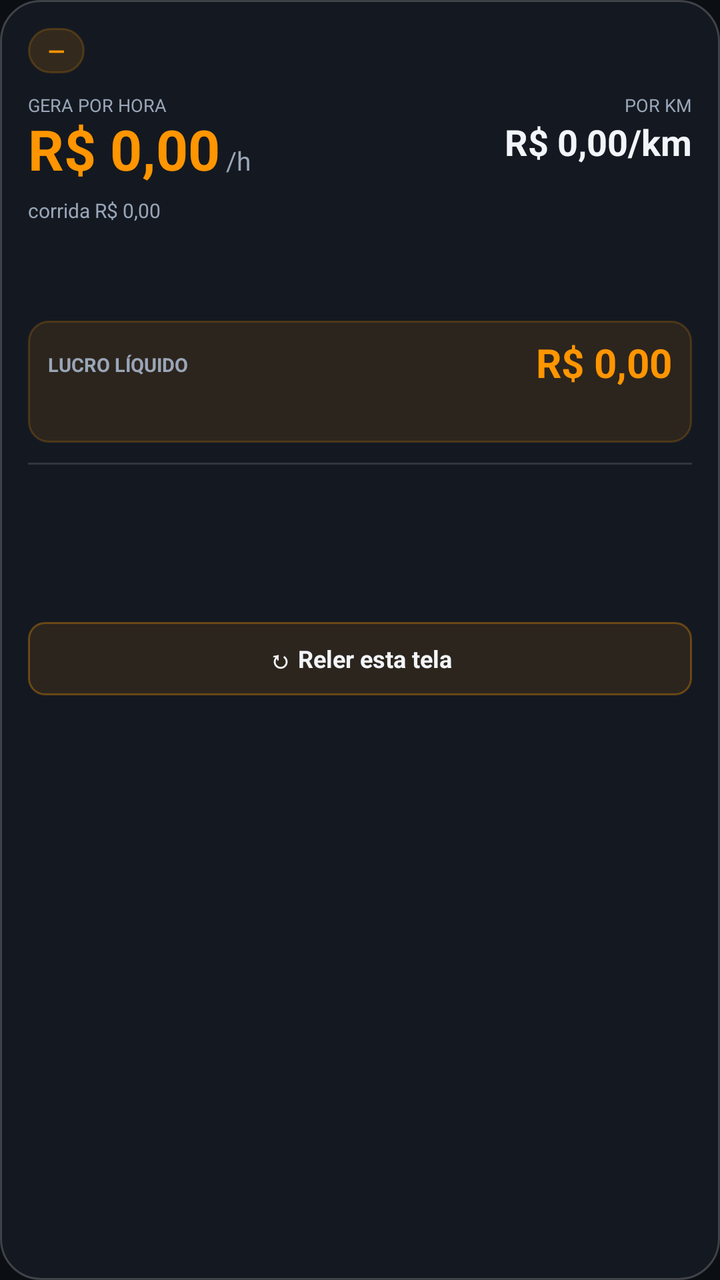
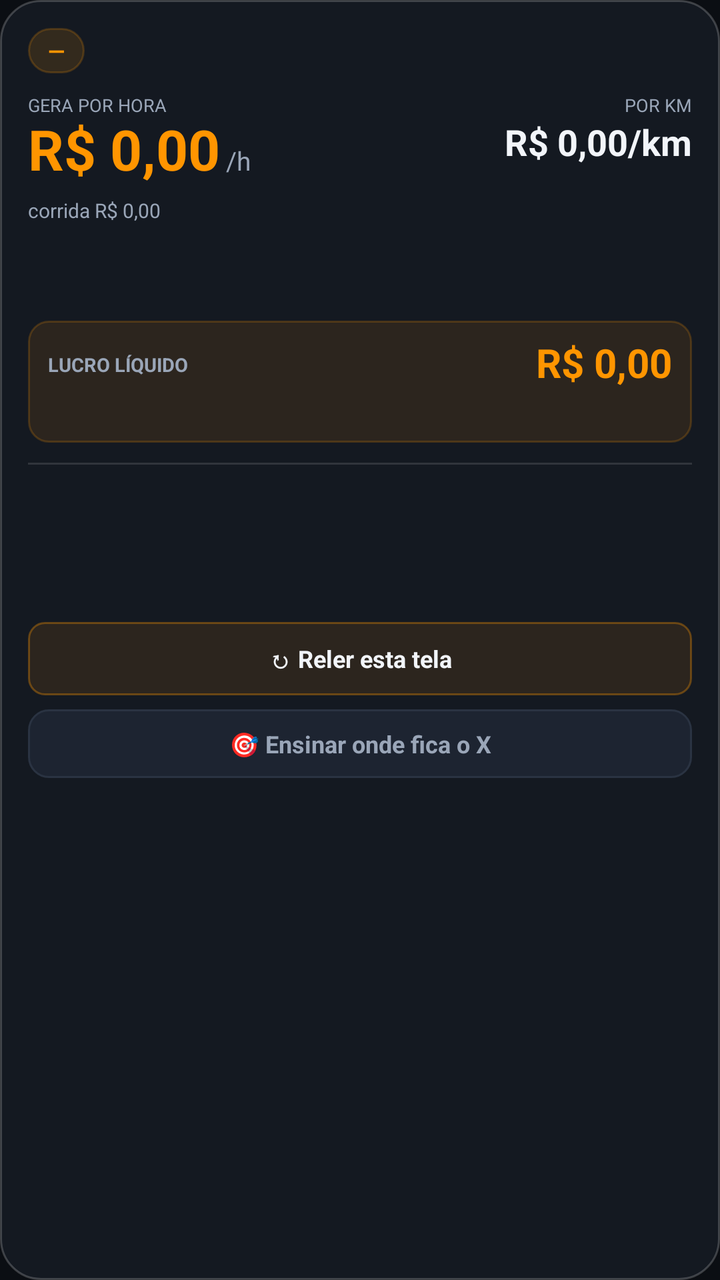

Before-and-after screenshots of an Android layout around one commit, followed by the original layout XML and the change that was made.
<!-- AndroidManifest.xml: application theme Theme.Radar -->
<!-- res/layout/overlay_panel.xml -->
<?xml version="1.0" encoding="utf-8"?>
<LinearLayout xmlns:android="http://schemas.android.com/apk/res/android"
    xmlns:app="http://schemas.android.com/apk/res-auto"
    android:layout_width="wrap_content"
    android:layout_height="wrap_content"
    android:layout_margin="10dp"
    android:background="@drawable/bg_panel"
    android:clickable="true"
    android:focusable="true"
    android:orientation="vertical"
    android:padding="14dp">

    <LinearLayout
        android:layout_width="match_parent"
        android:layout_height="wrap_content"
        android:gravity="center_vertical"
        android:orientation="horizontal">

        <TextView
            android:id="@+id/tvVerdict"
            android:layout_width="wrap_content"
            android:layout_height="wrap_content"
            android:background="@drawable/bg_pill"
            android:paddingStart="10dp"
            android:paddingTop="4dp"
            android:paddingEnd="10dp"
            android:paddingBottom="4dp"
            android:text="—"
            android:textColor="@color/orange"
            android:textSize="11sp"
            android:textStyle="bold" />

        <TextView
            android:id="@+id/tvApp"
            android:layout_width="0dp"
            android:layout_height="wrap_content"
            android:layout_marginStart="8dp"
            android:layout_weight="1"
            android:maxLines="1"
            android:text=""
            android:textColor="@color/textDim"
            android:textSize="11sp" />
    </LinearLayout>

    
    <TextView
        android:id="@+id/tvContagem"
        android:layout_width="match_parent"
        android:layout_height="wrap_content"
        android:layout_marginTop="9dp"
        android:background="@drawable/bg_recusa"
        android:gravity="center"
        android:paddingStart="8dp"
        android:paddingTop="6dp"
        android:paddingEnd="8dp"
        android:paddingBottom="6dp"
        android:text=""
        android:textColor="#FFFFFF"
        android:textSize="12sp"
        android:textStyle="bold"
        android:visibility="gone" />

    
    <LinearLayout
        android:id="@+id/rowMetricas"
        android:layout_width="match_parent"
        android:layout_height="wrap_content"
        android:layout_marginTop="11dp"
        android:orientation="horizontal">

        <LinearLayout
            android:id="@+id/colHora"
            android:layout_width="0dp"
            android:layout_height="wrap_content"
            android:layout_weight="1"
            android:orientation="vertical">

            <TextView
                android:layout_width="wrap_content"
                android:layout_height="wrap_content"
                android:includeFontPadding="false"
                android:text="GERA POR HORA"
                android:textColor="@color/textDim"
                android:textSize="9sp" />

            <LinearLayout
                android:layout_width="wrap_content"
                android:layout_height="wrap_content"
                android:layout_marginTop="1dp"
                android:baselineAligned="true"
                android:orientation="horizontal">

                <TextView
                    android:id="@+id/tvHora"
                    android:layout_width="wrap_content"
                    android:layout_height="wrap_content"
                    android:includeFontPadding="false"
                    android:text="R$ 0,00"
                    android:textColor="@color/orange"
                    android:textSize="28sp"
                    android:textStyle="bold" />

                <TextView
                    android:layout_width="wrap_content"
                    android:layout_height="wrap_content"
                    android:layout_marginStart="3dp"
                    android:text="/h"
                    android:textColor="@color/textDim"
                    android:textSize="13sp" />
            </LinearLayout>
        </LinearLayout>

        <LinearLayout
            android:id="@+id/colKm"
            android:layout_width="wrap_content"
            android:layout_height="wrap_content"
            android:gravity="end"
            android:orientation="vertical">

            <TextView
                android:layout_width="wrap_content"
                android:layout_height="wrap_content"
                android:includeFontPadding="false"
                android:gravity="end"
                android:text="POR KM"
                android:textColor="@color/textDim"
                android:textSize="9sp" />

            <TextView
                android:id="@+id/tvKm"
                android:layout_width="wrap_content"
                android:layout_height="wrap_content"
                android:layout_marginTop="3dp"
                android:includeFontPadding="false"
                android:text="R$ 0,00/km"
                android:textColor="@color/text"
                android:textSize="18sp"
                android:textStyle="bold" />
        </LinearLayout>
    </LinearLayout>

    <TextView
        android:id="@+id/tvBruto"
        android:layout_width="match_parent"
        android:layout_height="wrap_content"
        android:layout_marginTop="6dp"
        android:text="corrida R$ 0,00"
        android:textColor="@color/textDim"
        android:textSize="10sp" />

    
    <TextView
        android:id="@+id/tvMinuto"
        android:layout_width="match_parent"
        android:layout_height="wrap_content"
        android:layout_marginTop="3dp"
        android:text=""
        android:textColor="@color/textDim"
        android:textSize="11sp" />

    
    <TextView
        android:id="@+id/tvEnderecos"
        android:layout_width="match_parent"
        android:layout_height="wrap_content"
        android:layout_marginTop="6dp"
        android:lineSpacingExtra="2dp"
        android:text=""
        android:textColor="@color/textDim"
        android:textSize="11sp" />

    
    <LinearLayout
        android:id="@+id/boxLucro"
        android:layout_width="match_parent"
        android:layout_height="wrap_content"
        android:layout_marginTop="10dp"
        android:background="@drawable/bg_lucro"
        android:orientation="vertical"
        android:padding="10dp">

        <LinearLayout
            android:layout_width="match_parent"
            android:layout_height="wrap_content"
            android:gravity="center_vertical"
            android:orientation="horizontal">

            <TextView
                android:layout_width="0dp"
                android:layout_height="wrap_content"
                android:layout_weight="1"
                android:text="LUCRO LÍQUIDO"
                android:textColor="@color/textDim"
                android:textSize="9.5sp"
                android:textStyle="bold" />

            <TextView
                android:id="@+id/tvLucroValor"
                android:layout_width="wrap_content"
                android:layout_height="wrap_content"
                android:includeFontPadding="false"
                android:text="R$ 0,00"
                android:textColor="@color/orange"
                android:textSize="20sp"
                android:textStyle="bold" />
        </LinearLayout>

        <TextView
            android:id="@+id/tvLucroSub"
            android:layout_width="match_parent"
            android:layout_height="wrap_content"
            android:layout_marginTop="3dp"
            android:lineSpacingExtra="2dp"
            android:text=""
            android:textColor="@color/textDim"
            android:textSize="10.5sp" />
    </LinearLayout>

    <View
        android:id="@+id/divider"
        android:layout_width="match_parent"
        android:layout_height="1dp"
        android:layout_marginTop="10dp"
        android:layout_marginBottom="8dp"
        android:background="#1FFFFFFF" />

    <TextView
        android:id="@+id/tvResumo"
        android:layout_width="match_parent"
        android:layout_height="wrap_content"
        android:lineSpacingExtra="3dp"
        android:text=""
        android:textColor="@color/text"
        android:textSize="12sp" />

    <TextView
        android:id="@+id/tvCustos"
        android:layout_width="match_parent"
        android:layout_height="wrap_content"
        android:layout_marginTop="6dp"
        android:lineSpacingExtra="3dp"
        android:text=""
        android:textColor="@color/textDim"
        android:textSize="11sp" />

    <TextView
        android:id="@+id/tvMeta"
        android:layout_width="match_parent"
        android:layout_height="wrap_content"
        android:layout_marginTop="8dp"
        android:lineSpacingExtra="2dp"
        android:text=""
        android:textColor="@color/yellow"
        android:textSize="11sp" />

    <TextView
        android:id="@+id/btnRepeat"
        android:layout_width="match_parent"
        android:layout_height="wrap_content"
        android:layout_marginTop="11dp"
        android:background="@drawable/bg_btn_primary"
        android:gravity="center"
        android:paddingTop="10dp"
        android:paddingBottom="10dp"
        android:text="↻ Reler esta tela"
        android:textColor="@color/text"
        android:textSize="12sp"
        android:textStyle="bold" />
</LinearLayout>
<!-- resources referenced by this layout -->
<resources>
  <color name="orange">#FF9500</color>
  <color name="text">#F2F5FA</color>
  <color name="textDim">#9AA6B8</color>
  <color name="yellow">#FFC531</color>
  <!-- drawable bg_btn_primary (drawable) -->
  <?xml version="1.0" encoding="utf-8"?>
  <shape xmlns:android="http://schemas.android.com/apk/res/android" android:shape="rectangle">
      <solid android:color="#1AFF9500" />
      <corners android:radius="8dp" />
      <stroke android:width="1dp" android:color="#55FF9500" />
  </shape>
  <!-- drawable bg_lucro (drawable) -->
  <?xml version="1.0" encoding="utf-8"?>
  <shape xmlns:android="http://schemas.android.com/apk/res/android" android:shape="rectangle">
      <solid android:color="#1AFF9500" />
      <stroke android:width="1dp" android:color="#33FF9500" />
      <corners android:radius="10dp" />
  </shape>
  <!-- drawable bg_panel (drawable) -->
  <?xml version="1.0" encoding="utf-8"?>
  <shape xmlns:android="http://schemas.android.com/apk/res/android" android:shape="rectangle">
      <solid android:color="#F2151A22" />
      <corners android:radius="20dp" />
      <stroke android:width="1dp" android:color="#33FFFFFF" />
  </shape>
  <!-- drawable bg_pill (drawable) -->
  <?xml version="1.0" encoding="utf-8"?>
  <shape xmlns:android="http://schemas.android.com/apk/res/android" android:shape="rectangle">
      <solid android:color="#22FF9500" />
      <corners android:radius="999dp" />
      <stroke android:width="1dp" android:color="#33FF9500" />
  </shape>
  <!-- drawable bg_recusa (drawable) -->
  <?xml version="1.0" encoding="utf-8"?>
  <shape xmlns:android="http://schemas.android.com/apk/res/android"
      android:shape="rectangle">
      <solid android:color="#33FF4D5E" />
      <stroke
          android:width="1dp"
          android:color="#88FF4D5E" />
      <corners android:radius="10dp" />
  </shape>
  <style name="Theme.Radar" parent="Theme.MaterialComponents.NoActionBar">
          <item name="android:statusBarColor">@color/bg</item>
          <item name="android:navigationBarColor">@color/bg</item>
          <item name="android:windowBackground">@color/bg</item>
          <item name="android:textColorPrimary">@color/text</item>
          <item name="android:textColorSecondary">@color/textDim</item>
          <item name="colorPrimary">@color/orange</item>
          <item name="colorSecondary">@color/blue</item>
          <item name="colorOnPrimary">#101418</item>
          <item name="android:textColorHint">@color/textDim</item>
          <item name="android:forceDarkAllowed" tools:targetApi="q">false</item>
      </style>
  <color name="bg">#0B0E13</color>
  <color name="blue">#4C8DFF</color>
</resources>

<!-- the commit's change to res/layout/overlay_panel.xml (unified diff, before → after) -->
@@ -266,4 +266,18 @@
         android:textColor="@color/text"
         android:textSize="12sp"
         android:textStyle="bold" />
+
+    <TextView
+        android:id="@+id/btnCalibrarX"
+        android:layout_width="match_parent"
+        android:layout_height="wrap_content"
+        android:layout_marginTop="7dp"
+        android:background="@drawable/bg_field"
+        android:gravity="center"
+        android:paddingTop="9dp"
+        android:paddingBottom="9dp"
+        android:text="🎯 Ensinar onde fica o X"
+        android:textColor="@color/textDim"
+        android:textSize="12sp"
+        android:textStyle="bold" />
 </LinearLayout>
<!-- resource entries referenced after the edit -->
@@ -10,6 +10,13 @@
       <solid android:color="#1AFF9500" />
       <corners android:radius="8dp" />
       <stroke android:width="1dp" android:color="#55FF9500" />
+  </shape>
+  <!-- drawable bg_field (drawable) -->
+  <?xml version="1.0" encoding="utf-8"?>
+  <shape xmlns:android="http://schemas.android.com/apk/res/android" android:shape="rectangle">
+      <solid android:color="@color/surface2" />
+      <corners android:radius="10dp" />
+      <stroke android:width="1dp" android:color="@color/stroke" />
   </shape>
   <!-- drawable bg_lucro (drawable) -->
   <?xml version="1.0" encoding="utf-8"?>
@@ -54,6 +61,8 @@
           <item name="android:textColorHint">@color/textDim</item>
           <item name="android:forceDarkAllowed" tools:targetApi="q">false</item>
       </style>
+  <color name="surface2">#1D2431</color>
+  <color name="stroke">#2A3342</color>
   <color name="bg">#0B0E13</color>
   <color name="blue">#4C8DFF</color>
 </resources>
